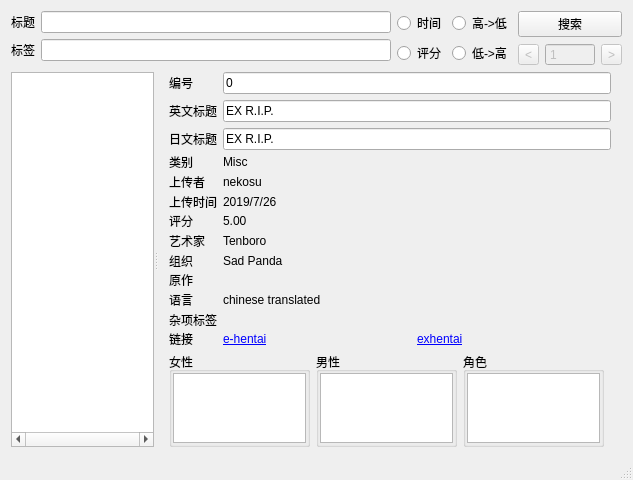
Old version of the form mainwindow.ui in the repository ex-rip/EHentaiSearch.
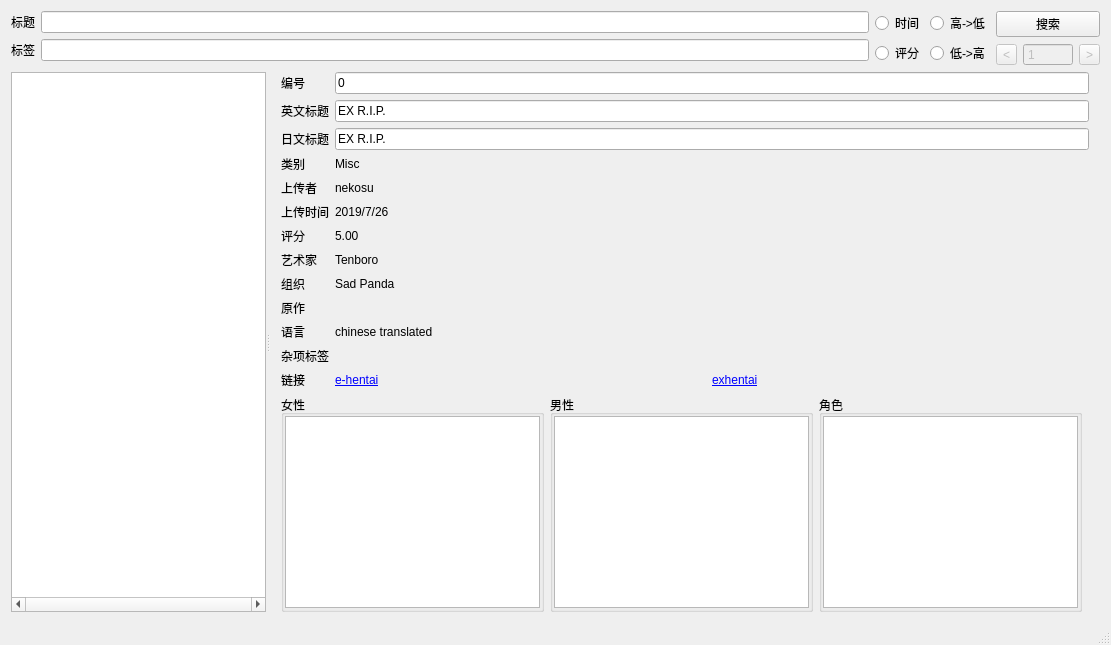
New version of the form. Icons and pictures are not drawn.

What changed in the file:
```diff
--- a/mainwindow.ui
+++ b/mainwindow.ui
@@ -2,20 +2,6 @@
 <ui version="4.0">
  <class>MainWindow</class>
  <widget class="QMainWindow" name="MainWindow">
-  <property name="geometry">
-   <rect>
-    <x>0</x>
-    <y>0</y>
-    <width>633</width>
-    <height>480</height>
-   </rect>
-  </property>
-  <property name="minimumSize">
-   <size>
-    <width>0</width>
-    <height>480</height>
-   </size>
-  </property>
   <property name="windowTitle">
    <string>EHentaiSearch</string>
   </property>
@@ -166,15 +152,6 @@
        <enum>Qt::Horizontal</enum>
       </property>
       <widget class="QListWidget" name="result">
-       <property name="sizePolicy">
-        <sizepolicy hsizetype="Preferred" vsizetype="Expanding">
-         <horstretch>0</horstretch>
-         <verstretch>0</verstretch>
-        </sizepolicy>
-       </property>
-       <property name="verticalScrollBarPolicy">
-        <enum>Qt::ScrollBarAlwaysOff</enum>
-       </property>
        <property name="horizontalScrollBarPolicy">
         <enum>Qt::ScrollBarAlwaysOn</enum>
        </property>
```
